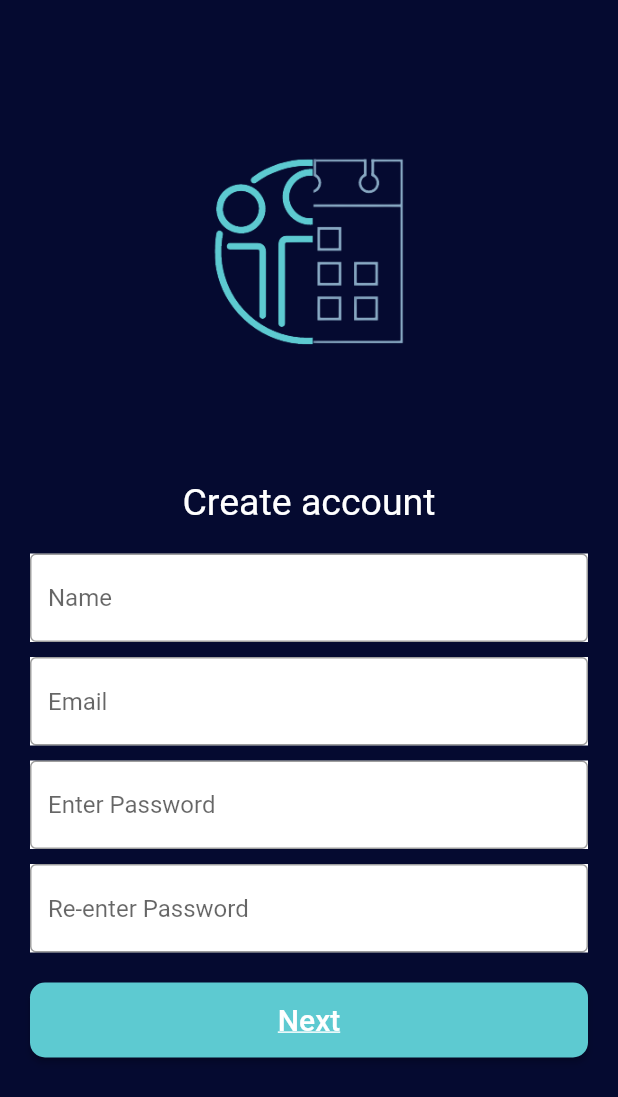
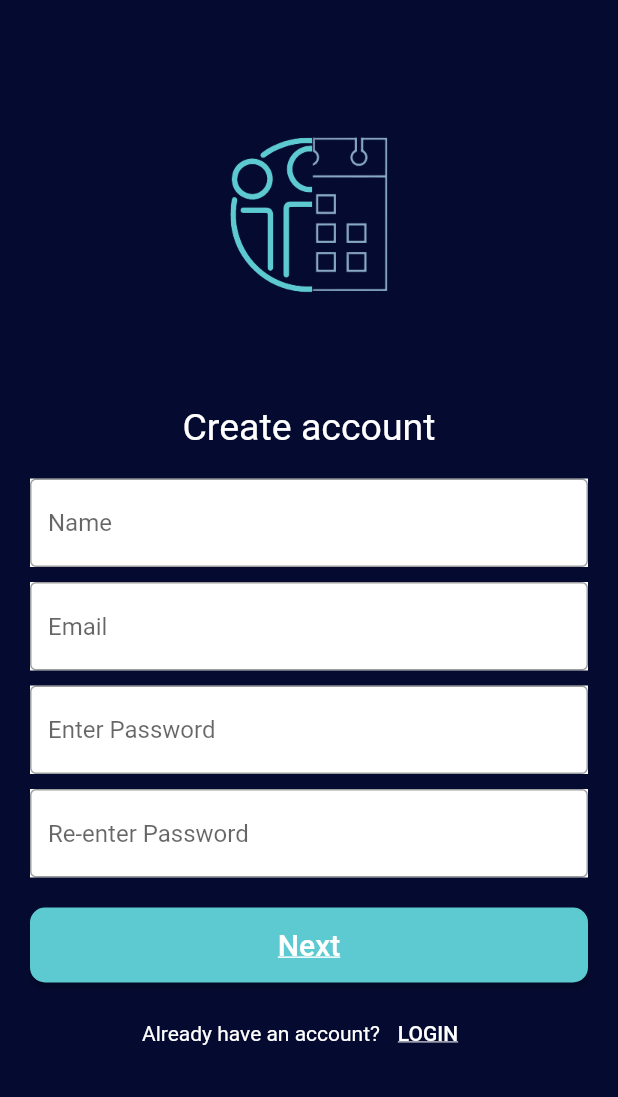
Before and after one commit to meh-noor/LUMS-Social, a Flutter app: the screen it shows after launch, after a tap on "Login", after a tap on "SIGN UP", on a phone screen of 412 x 824 dp. Shown: the top 1097 px of the screen. Run offline on Flutter 3.47's test engine with Material 2 defaults, Android fonts, the phone set to English and light mode, and no system bars; our stand-ins replace firebase_auth, firebase_core; accounts and stored records are empty; Roboto replaces fonts that are missing (poppins).

Commit message:
Sign up Implemented

```diff
--- a/lib/screens/auth/register.dart
+++ b/lib/screens/auth/register.dart
@@ -18,40 +18,12 @@ class _RegisterState extends State<Register> {
   String email = "";
   String password = "";
   String error = "";
+  String reEnterPassword = "";
   final _formkey = GlobalKey<FormState>();
 
   @override
   Widget build(BuildContext context) {
     return Scaffold(
-      // backgroundColor: Colors.purple[10],
-      // appBar: AppBar(
-      //   backgroundColor: Colors.purple[400],
-      //   elevation: 0.0,
-      //   title: Text('Sign up to LUMS Social'),
-      //   actions: <Widget>[
-      //     TextButton.icon(
-      //       icon: Icon(Icons.person),
-      //       label: Text('Sign in'),
-      //       onPressed: () {
-      //         widget.toggleView(); // TODO Redirect to sign in
-      //       },
-      //     )
-      //   ],
-      // ),
-      // body: Container(
-      //     padding: EdgeInsets.symmetric(vertical: 20, horizontal: 50),
-      //     child: Form(
-      //       key: _formkey,
-      //       child: Column(
-      //         children: <Widget>[
-      //           SizedBox(height: 20.0),
-      //           TextFormField(
-      // validator: (val) => val!.isEmpty ? 'Enter an email' : null,
-      // onChanged: (val) {
-      //   setState(() {
-      //     email = val;
-      //   });
-      // }),
       //           TextFormField(
       //               obscureText: true,
       //               validator: (val) => val!.length < 6
@@ -128,8 +100,9 @@ class _RegisterState extends State<Register> {
                 reEnterpasswordTextBox(),
                 // buildForgotPassword(),
                 const SizedBox(height: 20),
-
                 NextButton(),
+                const SizedBox(height: 10),
+                toggleToSignIn(),
                 const SizedBox(height: 200),
                 // NextButton(),
                 // ErrorWidget(),
@@ -145,7 +118,19 @@ class _RegisterState extends State<Register> {
   Widget NextButton() => ButtonWidget(
       //  0xFF5DCAD1
       text: 'Next',
-      onClicked: () {});
+      onClicked: () async {
+        if (_formkey.currentState!.validate()) {
+          dynamic result =
+              await _auth.registerWithEmailAndPassword(email, password);
+
+          if (result == null) {
+            // email error message
+            setState(() {
+              error = 'Please enter a valid email';
+            });
+          }
+        }
+      });
 
   Widget ErrorWidget() => Text(
         error,
@@ -157,6 +142,7 @@ class _RegisterState extends State<Register> {
         child: Image(
           image: AssetImage('images/finallogo.png'),
           width: 300,
+          height: 250,
           // fit: BoxFit.cover,
         ),
       );
@@ -229,7 +215,8 @@ class _RegisterState extends State<Register> {
       width: 400,
       color: const Color(0xFFFFFFFF),
       child: TextFormField(
-        validator: (val) => val!.length < 6 ? 'Password' : null,
+        validator: (val) =>
+            val!.length < 6 ? 'Password must be atleast 6 chars long' : null,
         onChanged: (val) {
           setState(() {
             password = val;
@@ -248,10 +235,10 @@ class _RegisterState extends State<Register> {
       width: 400,
       color: const Color(0xFFFFFFFF),
       child: TextFormField(
-        validator: (val) => val == password ? 'Password' : null,
+        validator: (val) => val != password ? 'Passwords do not match' : null,
         onChanged: (val) {
           setState(() {
-            password = val;
+            reEnterPassword = val;
           });
         },
         style: TextStyle(color: Color.fromARGB(255, 2, 2, 2)),
@@ -263,4 +250,25 @@ class _RegisterState extends State<Register> {
         autofocus: false,
         obscureText: true,
       ));
+
+  Widget toggleToSignIn() => Row(
+        mainAxisAlignment: MainAxisAlignment.center,
+        children: [
+          const Text('Already have an account?',
+              style: TextStyle(color: Color(0xFFFFFFFF))),
+          TextButton(
+            child: const Text(
+              'LOGIN',
+              style: TextStyle(decoration: TextDecoration.underline),
+            ),
+            onPressed: () {
+              widget.toggleView();
+            },
+            style: TextButton.styleFrom(
+              primary: const Color(0xFFFFFFFF),
+              // Text Color
+            ),
+          ),
+        ],
+      );
 }
--- a/lib/screens/auth/sign_in.dart
+++ b/lib/screens/auth/sign_in.dart
@@ -33,6 +33,9 @@ class _SignInState extends State<SignIn> {
             child: Column(
               children: [
                 IconWidget(),
+                LogInText(),
+                // const SizedBox(height: 27.5),
+                const SizedBox(height: 10),
                 emailTextBox(),
                 const SizedBox(height: 10),
                 passwordTextBox(),
@@ -67,6 +70,12 @@ class _SignInState extends State<SignIn> {
         },
       );
 
+  Widget LogInText() => Center(
+        child: Text("Enter Credentials",
+            style: TextStyle(
+                color: Colors.white, fontFamily: 'poppins', fontSize: 25)),
+      );
+
   Widget ErrorWidget() => Text(
         error,
         style: const TextStyle(color: Colors.red, fontSize: 14.0),
@@ -76,8 +85,9 @@ class _SignInState extends State<SignIn> {
         // margin: EdgeInsets.all(50.0),
         child: Image(
           image: AssetImage('images/finallogo.png'),
-          fit: BoxFit.cover,
+          // fit: BoxFit.cover,
           width: 300,
+          height: 250,
         ),
       );
 
```
